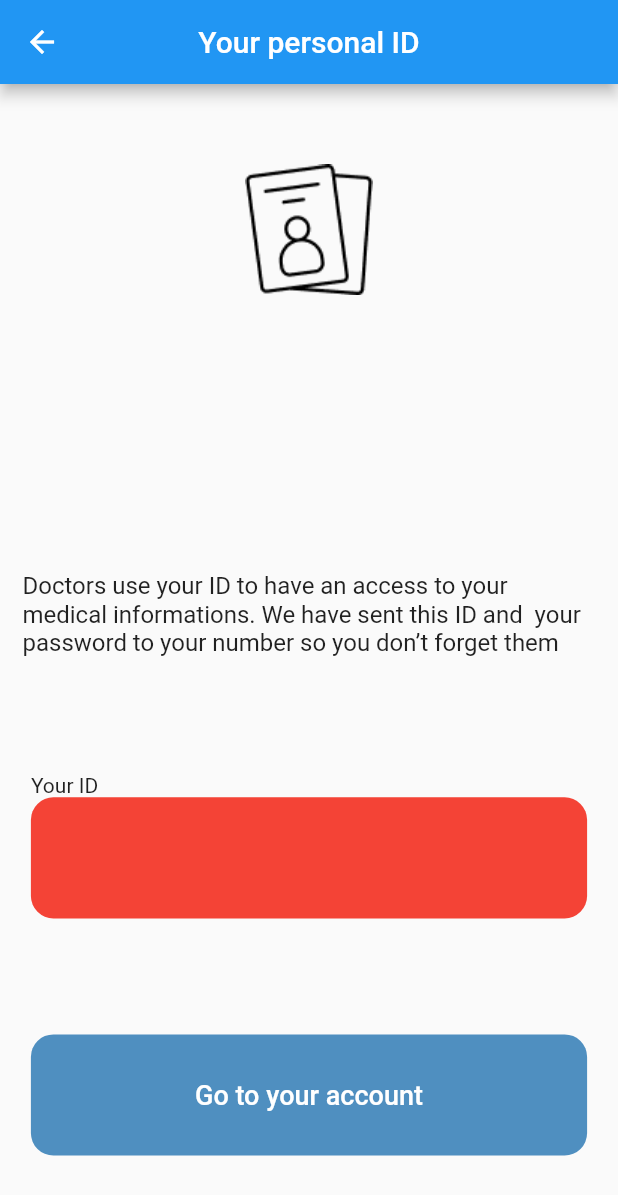
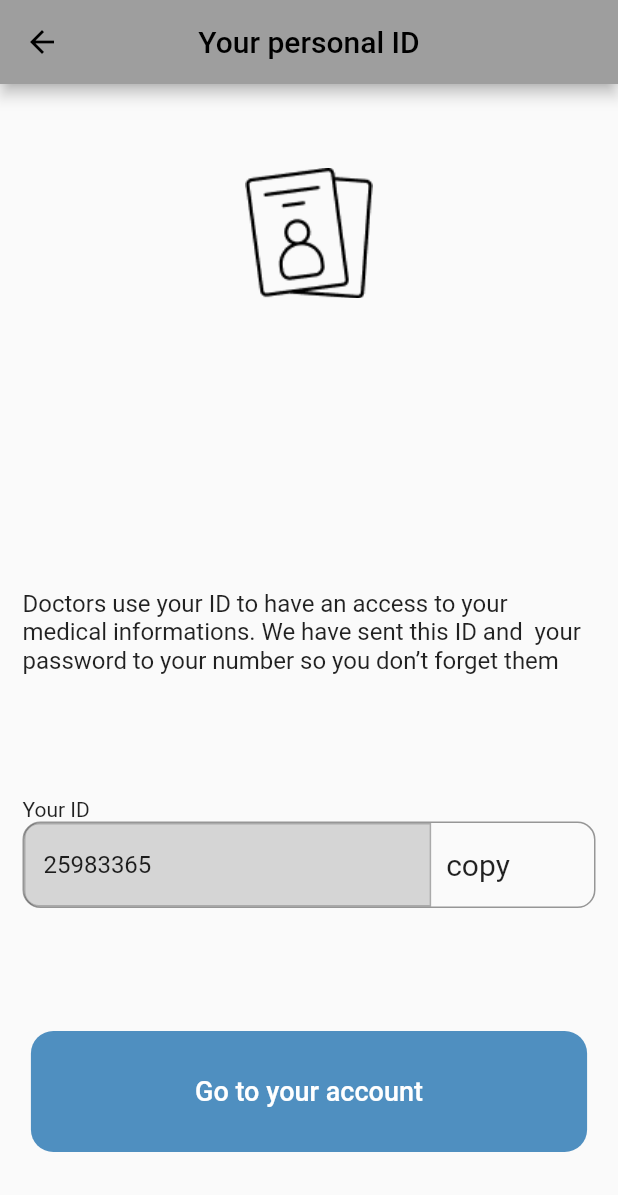
Before and after one commit to Dilmurod0930/Patient_Doctor, a Flutter app: the SintUpPersonalID screen opened by its route, on a phone screen of 412 x 824 dp. Shown: the top 1195 px of the screen. Run offline on Flutter 3.47's test engine with Material 2 defaults, Android fonts, the phone set to English and light mode, and no system bars; our stand-ins replace bloc, flutter_bloc.

Commit message:
ro'yxatga olish tugadi

```diff
--- a/lib/Screens/Main/main_page.dart
+++ b/lib/Screens/Main/main_page.dart
@@ -3,7 +3,7 @@ import 'package:flutter_bloc/flutter_bloc.dart';
 import 'package:med/Screens/Main/bloc/main_cubit.dart';
 import 'package:med/Screens/Main/bloc/main_state.dart';
 import 'package:med/Screens/Main/doctor/doctor_page.dart';
-import 'package:med/Screens/Main/home/calengar_page.dart';
+import 'package:med/Screens/Main/home/home_main_page.dart';
 import 'package:med/Screens/Main/hosptal/hospital_page.dart';
 import 'package:med/Screens/Main/muolaja/muolaja_page.dart';
 
@@ -16,7 +16,7 @@ class MainPage extends StatefulWidget {
 
 class _MainPageState extends State<MainPage> {
   static const List<Widget> _widgetOptions = <Widget>[
-    CalendarPage(),
+    HomeMainpage(),
     MuolajaPage(),
     DoctorPage(),
     HospitlPage()
--- a/lib/Screens/auth/sing_up/sing_up_persanal.dart
+++ b/lib/Screens/auth/sing_up/sing_up_persanal.dart
@@ -1,5 +1,6 @@
 import 'package:flutter/material.dart';
 import 'package:med/core/constants/color_const.dart';
+import 'package:med/core/constants/font_const.dart';
 
 class SintUpPersonalID extends StatelessWidget {
   const SintUpPersonalID({Key? key}) : super(key: key);
@@ -28,15 +29,60 @@ class SintUpPersonalID extends StatelessWidget {
               Column(
                 crossAxisAlignment: CrossAxisAlignment.start,
                 children: [
-                  Text("Your ID"),
-                  Container(
-                    height: MediaQuery.of(context).size.height * 0.098,
-                    width: MediaQuery.of(context).size.width * 0.9,
+               const   Text("Your ID"),
+                 Container(
+                    width: MediaQuery.of(context).size.width,
+                    height: MediaQuery.of(context).size.height * 0.07,
                     decoration: BoxDecoration(
-                      color: Colors.red,
-                      borderRadius: BorderRadius.circular(15),
+                      border:
+                          Border.all(color: ColorConst.black.withOpacity(0.4)),
+                      borderRadius: BorderRadius.circular(12),
+                    ),
+                    child: Row(
+                      children: [
+                        Expanded(
+                          flex: 5,
+                          child: Container(
+                            alignment: Alignment.centerLeft,
+                            height: MediaQuery.of(context).size.height * 0.07,
+                            decoration: BoxDecoration(
+                              border: Border.all(color: ColorConst.black.withOpacity(0.2)),
+                              borderRadius:const BorderRadius.only(
+                                topLeft: Radius.circular(10),
+                                bottomLeft: Radius.circular(10),
+                              ),
+                              color: ColorConst.black.withOpacity(0.15),
+                            ),
+                            child: Padding(
+                              padding: const EdgeInsets.all(12.0),
+                              child: Text(
+                                "25983365",
+                                style: TextStyle(fontSize: FontConst.mediumFont),
+                              ),
+                            ),
+                          ),
+                        ),
+                        Expanded(
+                          flex: 2,
+                          child: Row(
+                            children: [
+                              Container(
+                                margin: const EdgeInsets.symmetric(horizontal: 10),
+                                child: Text(
+                                  "copy",
+                                  style: TextStyle(
+                                    fontSize: FontConst.largeFont,
+                                  ),
+                                ),
+                              ),
+                              // SvgPicture.asset("assets/icons/copy.svg")
+                            ],
+                          ),
+                        ),
+                      ],
                     ),
                   ),
+
                 ],
               ),
               Container(
--- a/lib/routes/routes.dart
+++ b/lib/routes/routes.dart
@@ -1,4 +1,5 @@
 import 'package:flutter/material.dart';
+import 'package:med/Screens/Main/home/add_page.dart';
 import 'package:med/Screens/Main/main_page.dart';
 import 'package:med/Screens/auth/home_auth/home_auth.dart';
 import 'package:med/Screens/auth/sing_in/sing_in_auth.dart';
@@ -27,6 +28,8 @@ class MyRoutes {
         return MaterialPageRoute(builder: (context) => SintUpPersonalID());
       case "/main":
         return MaterialPageRoute(builder: (context) => MainPage());
+      case "/add":
+        return MaterialPageRoute(builder: (context) => AddPage());
     }
   }
 }
```
Also changed, not shown: lib/Screens/Main/home/add_page.dart (added, +105 -0 lines), lib/Screens/Main/home/calengar_page.dart (deleted, +0 -76 lines), lib/Screens/Main/home/home_main_page.dart (+23 -2 lines), lib/core/components/text_fild_comp.dart (added, +18 -0 lines), lib/main.dart (+2 -6 lines), assets/images/apbar.png (added).
